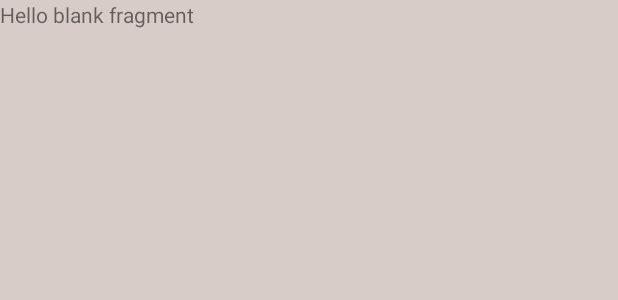
After one commit to mnl-assasin/PampangaFloodWatch, an Android app: the layout fragment_municipality.xml on its own in the app's theme, with its tools: preview values and no code run, on a phone screen of 412 x 824 dp. The commit adds this screen. Shown: the top 300 px of the screen. Run offline under Robolectric (Android 15) with nearby library versions, the phone set to English and light mode, and no system bars.

Commit message:
Update: Municipality Fragment not yet done

```diff
--- /dev/null
+++ b/app/src/main/res/layout/fragment_municipality.xml
@@ -0,0 +1,13 @@
+<FrameLayout xmlns:android="http://schemas.android.com/apk/res/android"
+    xmlns:tools="http://schemas.android.com/tools"
+    android:layout_width="match_parent"
+    android:layout_height="match_parent"
+    tools:context="com.dhvtsu.pampangafloodwatch.fragment.MunicipalityFragment">
+
+    <!-- TODO: Update blank fragment layout -->
+    <TextView
+        android:layout_width="match_parent"
+        android:layout_height="match_parent"
+        android:text="@string/hello_blank_fragment" />
+
+</FrameLayout>
```
Also changed, not shown: app/src/main/java/com/dhvtsu/pampangafloodwatch/data/DatabaseHelper.java (+25 -4 lines), app/src/main/java/com/dhvtsu/pampangafloodwatch/data/Flood.java (+0 -7 lines), app/src/main/java/com/dhvtsu/pampangafloodwatch/data/Municipality.java (added, +20 -0 lines), app/src/main/java/com/dhvtsu/pampangafloodwatch/fragment/MapFragment.java (+26 -6 lines), app/src/main/java/com/dhvtsu/pampangafloodwatch/fragment/MunicipalityFragment.java (added, +31 -0 lines).
